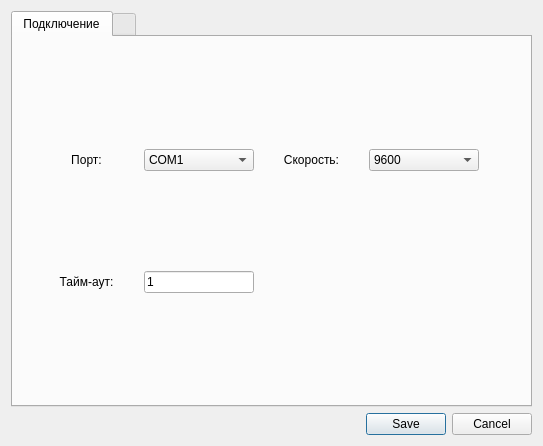
Above: settings.ui from gleboffsky/Dozing before the change. Below: the same form after it.
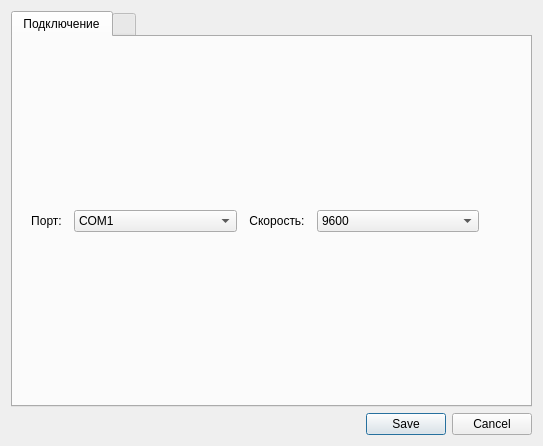
That is the form after the change.

```diff
--- a/settings.ui
+++ b/settings.ui
@@ -42,33 +42,13 @@
          <property name="title">
           <string/>
          </property>
-         <layout class="QGridLayout" name="gridLayout_2" columnstretch="1,1,1,1" columnminimumwidth="0,0,0,0">
+         <layout class="QGridLayout" name="gridLayout_2" rowstretch="0" columnstretch="0,0,0,0">
           <property name="rightMargin">
            <number>42</number>
           </property>
           <property name="horizontalSpacing">
-           <number>2</number>
+           <number>12</number>
           </property>
-          <item row="1" column="0">
-           <widget class="QLabel" name="label_2">
-            <property name="text">
-             <string>Тайм-аут:</string>
-            </property>
-            <property name="alignment">
-             <set>Qt::AlignCenter</set>
-            </property>
-           </widget>
-          </item>
-          <item row="0" column="2">
-           <widget class="QLabel" name="label_3">
-            <property name="text">
-             <string>Скорость:</string>
-            </property>
-            <property name="alignment">
-             <set>Qt::AlignCenter</set>
-            </property>
-           </widget>
-          </item>
           <item row="0" column="1">
            <widget class="QComboBox" name="comboBox">
             <item>
@@ -197,8 +177,30 @@
             </item>
            </widget>
           </item>
+          <item row="0" column="2">
+           <widget class="QLabel" name="label_3">
+            <property name="sizePolicy">
+             <sizepolicy hsizetype="Fixed" vsizetype="Preferred">
+              <horstretch>0</horstretch>
+              <verstretch>0</verstretch>
+             </sizepolicy>
+            </property>
+            <property name="text">
+             <string>Скорость:</string>
+            </property>
+            <property name="alignment">
+             <set>Qt::AlignCenter</set>
+            </property>
+           </widget>
+          </item>
           <item row="0" column="0">
            <widget class="QLabel" name="label">
+            <property name="sizePolicy">
+             <sizepolicy hsizetype="Fixed" vsizetype="Preferred">
+              <horstretch>0</horstretch>
+              <verstretch>0</verstretch>
+             </sizepolicy>
+            </property>
             <property name="text">
              <string>Порт:</string>
             </property>
@@ -207,42 +209,6 @@
             </property>
            </widget>
           </item>
-          <item row="1" column="1">
-           <widget class="QLineEdit" name="lineEdit">
-            <property name="text">
-             <string>1</string>
-            </property>
-            <property name="alignment">
-             <set>Qt::AlignLeading|Qt::AlignLeft|Qt::AlignVCenter</set>
-            </property>
-           </widget>
-          </item>
-          <item row="1" column="2">
-           <spacer name="horizontalSpacer">
-            <property name="orientation">
-             <enum>Qt::Horizontal</enum>
-            </property>
-            <property name="sizeHint" stdset="0">
-             <size>
-              <width>40</width>
-              <height>20</height>
-             </size>
-            </property>
-           </spacer>
-          </item>
-          <item row="1" column="3">
-           <spacer name="horizontalSpacer_2">
-            <property name="orientation">
-             <enum>Qt::Horizontal</enum>
-            </property>
-            <property name="sizeHint" stdset="0">
-             <size>
-              <width>40</width>
-              <height>20</height>
-             </size>
-            </property>
-           </spacer>
-          </item>
          </layout>
         </widget>
        </item>
```
